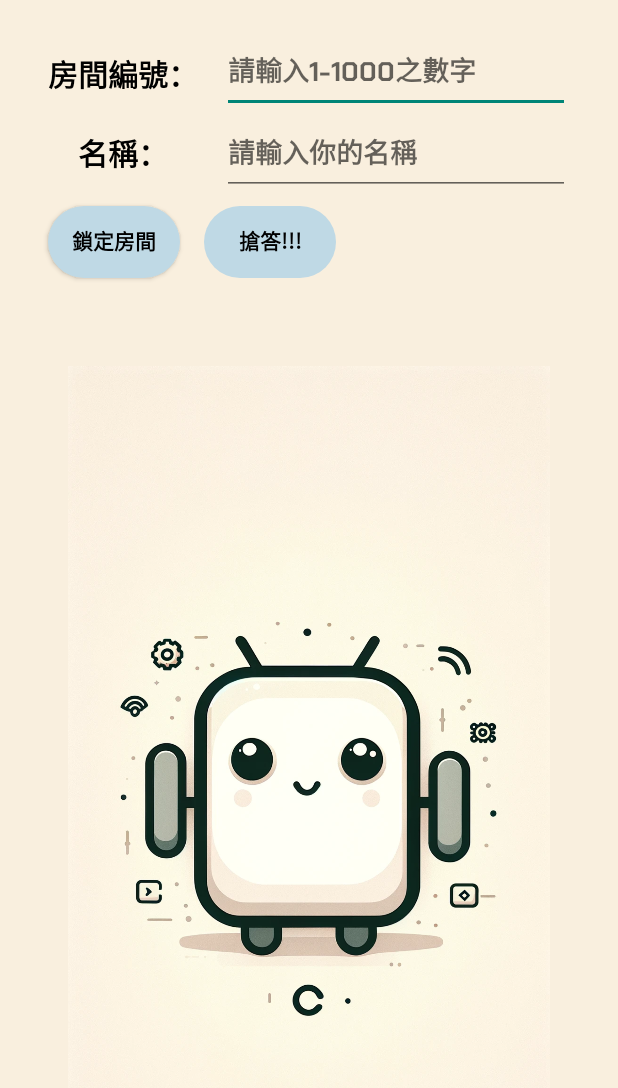
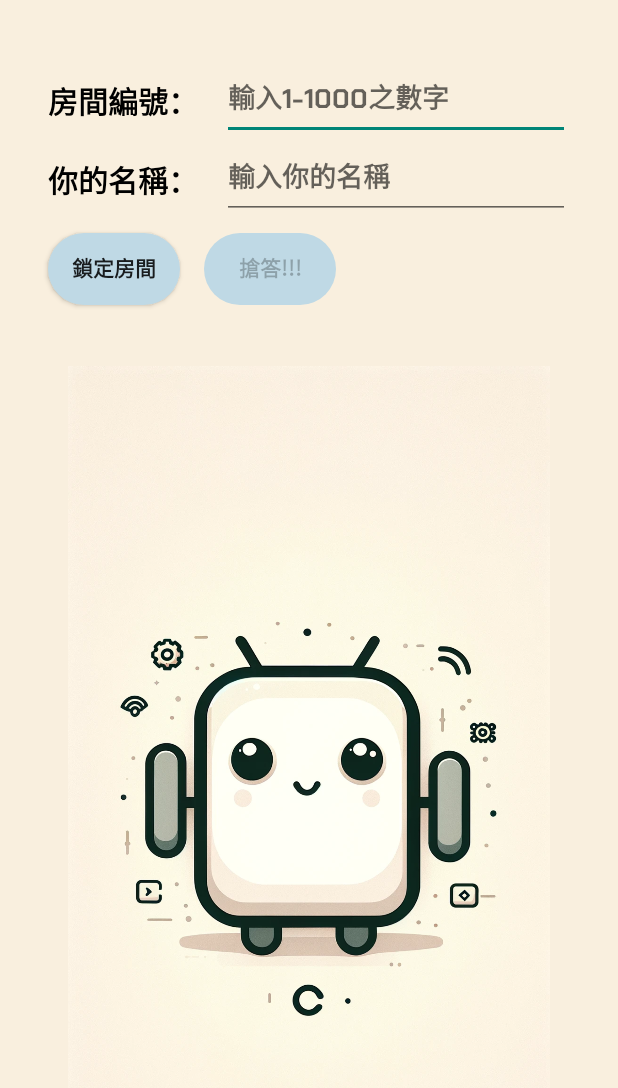
Before and after one commit to UnreaLin01/LETS_BUZZ, an Android app: the screen it shows after launch (UserActivity), after a tap on "USER", on a phone screen of 412 x 824 dp. Shown: the top 1088 px of the screen. Run offline under Robolectric (Android 15) with nearby library versions, the phone set to English and light mode, and no system bars.

Commit message:
fix bugs, enhence the stability, adjust the interfaces

```diff
--- a/app/src/main/java/com/example/project_ble/MainActivity.java
+++ b/app/src/main/java/com/example/project_ble/MainActivity.java
@@ -13,10 +13,8 @@ import android.bluetooth.BluetoothAdapter;
 import android.content.Intent;
 import android.content.pm.PackageManager;
 import android.media.MediaPlayer;
-import android.media.PlaybackParams;
 import android.os.Bundle;
 import android.util.Log;
-import android.view.View;
 import android.widget.Button;
 import android.widget.Toast;
 
@@ -24,7 +22,7 @@ import java.util.ArrayList;
 
 public class MainActivity extends AppCompatActivity {
     private ActivityResultLauncher<Intent> enableBluetoothLauncher;
-    private MediaPlayer mediaPlayer;
+
 
     @Override
     protected void onCreate(Bundle savedInstanceState) {
@@ -125,7 +123,7 @@ public class MainActivity extends AppCompatActivity {
         checkAndEnableBluetooth();
     }
     private void playClickSound() {
-        mediaPlayer = MediaPlayer.create(this, R.raw.click_sound);
+        MediaPlayer mediaPlayer = MediaPlayer.create(this, R.raw.click_sound);
         mediaPlayer.start();
     }
 }
--- a/app/src/main/java/com/example/project_ble/UserActivity.java
+++ b/app/src/main/java/com/example/project_ble/UserActivity.java
@@ -8,8 +8,6 @@ import android.bluetooth.le.AdvertiseData;
 import android.bluetooth.le.AdvertiseSettings;
 import android.bluetooth.le.BluetoothLeAdvertiser;
 import android.bluetooth.le.ScanRecord;
-import android.media.AudioAttributes;
-import android.media.MediaPlayer;
 import android.os.Bundle;
 import android.bluetooth.BluetoothAdapter;
 import android.bluetooth.BluetoothManager;
@@ -50,7 +48,6 @@ public class UserActivity extends AppCompatActivity {
         super.onCreate(savedInstanceState);
         setContentView(R.layout.activity_user);
 
-
         EditText ed_user_room = findViewById(R.id.ed_user_room);
         EditText ed_user_name = findViewById(R.id.ed_user_name);
         Button btn_buzz = findViewById(R.id.btn_buzz);
@@ -59,18 +56,14 @@ public class UserActivity extends AppCompatActivity {
         ArrayAdapter<String> listAdapter = new ArrayAdapter<>(this, android.R.layout.simple_list_item_1);
         listView.setAdapter(listAdapter);
 
-
-
         //set MediaPlayer
-        MediaPlayer mediaPlayer = MediaPlayer.create(this, R.raw.error);
-        mediaPlayer.setAudioAttributes(
-                new AudioAttributes.Builder()
-                        .setContentType(AudioAttributes.CONTENT_TYPE_MUSIC)
-                        .setUsage(AudioAttributes.USAGE_MEDIA)
-                        .build()
-        );
-
-
+//        MediaPlayer mediaPlayer = MediaPlayer.create(this, R.raw.error);
+//        mediaPlayer.setAudioAttributes(
+//                new AudioAttributes.Builder()
+//                        .setContentType(AudioAttributes.CONTENT_TYPE_MUSIC)
+//                        .setUsage(AudioAttributes.USAGE_MEDIA)
+//                        .build()
+//        );
 
         BluetoothManager bluetoothManager = (BluetoothManager) getSystemService(Context.BLUETOOTH_SERVICE);
         BluetoothAdapter bluetoothAdapter = bluetoothManager.getAdapter();
@@ -104,7 +97,7 @@ public class UserActivity extends AppCompatActivity {
 
                         // Use for debug(fixed by wei :) )
                         String deviceInfo = device.getAddress() + " - Data: " + room;
-                        runOnUiThread(() -> listAdapter.clear());
+                        runOnUiThread(listAdapter::clear);
                         runOnUiThread(() -> listAdapter.add(deviceInfo));
 
                     }
@@ -114,14 +107,14 @@ public class UserActivity extends AppCompatActivity {
 
         btn_lock.setOnClickListener(v -> {
             if(ed_user_room.getText().toString().isEmpty()){
+                //mediaPlayer.start();
                 Toast.makeText(this, "請輸入房間編號！", Toast.LENGTH_SHORT).show();
-                mediaPlayer.start();
             }else if(Integer.parseInt(ed_user_room.getText().toString()) > 1000 || Integer.parseInt(ed_user_room.getText().toString()) < 1){
+                //mediaPlayer.start();
                 Toast.makeText(this, "請輸入1~1000內的數字！", Toast.LENGTH_SHORT).show();
-                mediaPlayer.start();
             }else if(ed_user_name.getText().toString().isEmpty()){
+                //mediaPlayer.start();
                 Toast.makeText(this, "請輸入名稱", Toast.LENGTH_SHORT).show();
-                mediaPlayer.start();
             }else{
                 if(!roomLocked){
                     ed_user_room.setEnabled(false);
--- a/app/src/main/res/layout/activity_user.xml
+++ b/app/src/main/res/layout/activity_user.xml
@@ -2,9 +2,9 @@
 <androidx.constraintlayout.widget.ConstraintLayout xmlns:android="http://schemas.android.com/apk/res/android"
     xmlns:app="http://schemas.android.com/apk/res-auto"
     xmlns:tools="http://schemas.android.com/tools"
-    android:background="@color/white2_color"
     android:layout_width="match_parent"
     android:layout_height="match_parent"
+    android:background="@color/white2_color"
     tools:context=".UserActivity">
 
     <ImageView
@@ -23,11 +23,10 @@
         android:layout_width="wrap_content"
         android:layout_height="wrap_content"
         android:layout_marginStart="16dp"
+        android:background="@drawable/background_btn"
         android:enabled="false"
+        android:fontFamily="@font/chakrapetchbold"
         android:text="搶答!!!"
-        android:background="@drawable/background_btn"
-        android:fontFamily="@font/chakrapetchbold"
-        android:textColor="@color/black"
         app:layout_constraintBottom_toBottomOf="@+id/btn_lock"
         app:layout_constraintStart_toEndOf="@+id/btn_lock"
         app:layout_constraintTop_toTopOf="@+id/btn_lock" />
@@ -37,9 +36,9 @@
         android:layout_width="wrap_content"
         android:layout_height="wrap_content"
         android:layout_marginStart="32dp"
-        android:layout_marginTop="32dp"
+        android:layout_marginTop="50dp"
+        android:fontFamily="@font/chakrapetchbold"
         android:text="房間編號："
-        android:fontFamily="@font/chakrapetchbold"
         android:textColor="@color/black"
         android:textSize="20sp"
         app:layout_constraintStart_toStartOf="parent"
@@ -52,9 +51,8 @@
         android:layout_marginStart="16dp"
         android:layout_marginEnd="32dp"
         android:ems="10"
-        android:hint="請輸入1-1000之數字"
         android:fontFamily="@font/chakrapetchbold"
-        android:textColor="@color/black"
+        android:hint="輸入1-1000之數字"
         android:inputType="number"
         app:layout_constraintBottom_toBottomOf="@+id/tv_user_room"
         app:layout_constraintEnd_toEndOf="parent"
@@ -66,8 +64,8 @@
         android:layout_width="wrap_content"
         android:layout_height="wrap_content"
         android:layout_marginTop="16dp"
-        android:text="名稱："
         android:fontFamily="@font/chakrapetchbold"
+        android:text="你的名稱："
         android:textColor="@color/black"
         android:textSize="20sp"
         app:layout_constraintEnd_toEndOf="@+id/tv_user_room"
@@ -77,11 +75,10 @@
     <EditText
         android:id="@+id/ed_user_name"
         android:layout_width="0dp"
-        android:layout_height="wrap_content"
+        android:layout_height="50dp"
         android:ems="10"
-        android:hint="請輸入你的名稱"
         android:fontFamily="@font/chakrapetchbold"
-        android:textColor="@color/black"
+        android:hint="輸入你的名稱"
         android:inputType="text"
         app:layout_constraintBottom_toBottomOf="@+id/tv_user_name"
         app:layout_constraintEnd_toEndOf="@+id/ed_user_room"
@@ -94,10 +91,9 @@
         android:layout_height="wrap_content"
         android:layout_marginStart="32dp"
         android:layout_marginTop="16dp"
-        android:text="鎖定房間"
         android:background="@drawable/background_btn"
         android:fontFamily="@font/chakrapetchbold"
-        android:textColor="@color/black"
+        android:text="鎖定房間"
         app:layout_constraintStart_toStartOf="parent"
         app:layout_constraintTop_toBottomOf="@+id/tv_user_name" />
 
--- a/app/src/main/res/values/strings.xml
+++ b/app/src/main/res/values/strings.xml
@@ -1,3 +1,3 @@
 <resources>
-    <string name="app_name">Project_BLE</string>
+    <string name="app_name">LET\'S BUZZ!</string>
 </resources>
```
Also changed, not shown: app/src/main/java/com/example/project_ble/HostActivity.java (+24 -41 lines), app/src/main/res/layout/activity_host.xml (+24 -20 lines).
